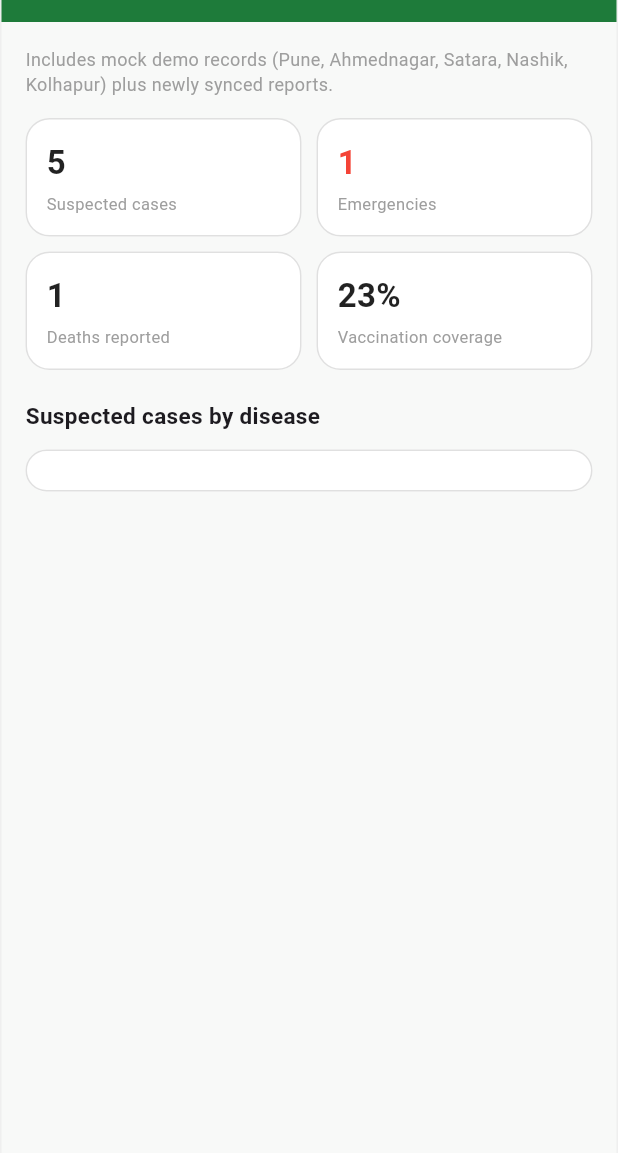
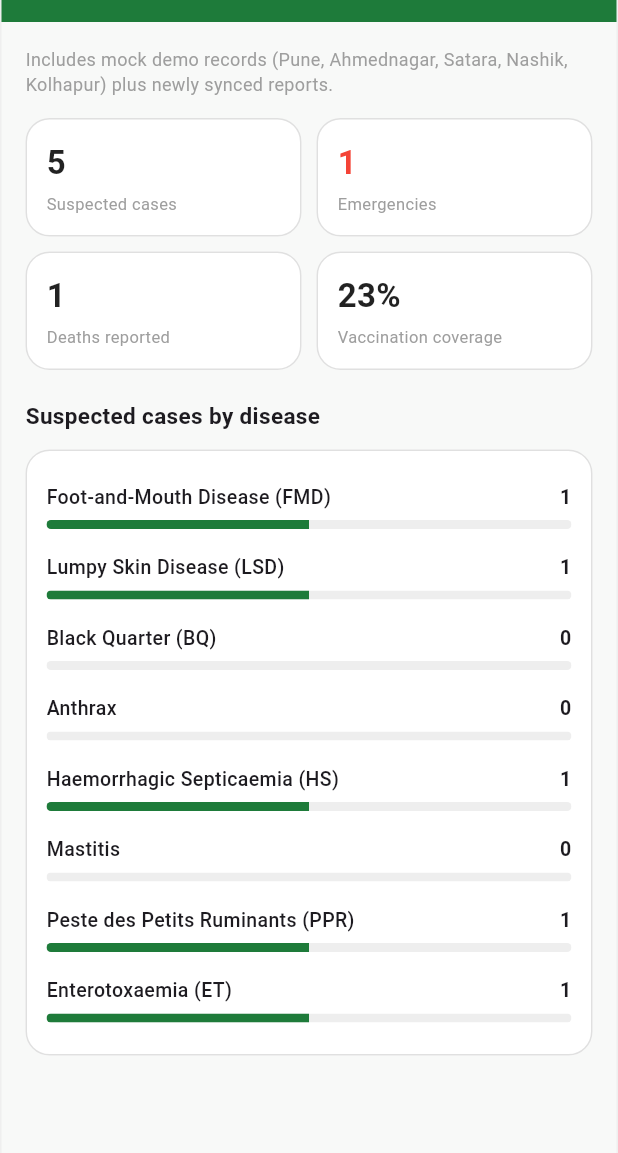
Before and after one commit to Prateekdeve/livestock_jeevsarthi_app, a Flutter app: the AdminDashboardScreen screen opened directly, on a phone screen of 412 x 824 dp, the part 62-1215 px from its top. Run offline on Flutter 3.47's test engine with Material 3 defaults, Android fonts, the phone set to English and light mode, and no system bars.

Commit message:
Updated admin dashboard code logic and farmer logic

```diff
--- a/lib/screens/admin_dashboard_screen.dart
+++ b/lib/screens/admin_dashboard_screen.dart
@@ -1,10 +1,11 @@
 import 'package:flutter/material.dart';
+
 import '../core/app_theme.dart';
 
 class AdminDashboardScreen extends StatelessWidget {
   const AdminDashboardScreen({super.key});
 
-  final List> diseaseStats = const [
+  static const List<Map<String, Object>> diseaseStats = [
     {'name': 'Foot-and-Mouth Disease (FMD)', 'count': 1},
     {'name': 'Lumpy Skin Disease (LSD)', 'count': 1},
     {'name': 'Black Quarter (BQ)', 'count': 0},
@@ -22,8 +23,14 @@ class AdminDashboardScreen extends StatelessWidget {
         title: const Column(
           crossAxisAlignment: CrossAxisAlignment.start,
           children: [
-            Text('JeevSarthi • Government admin', style: TextStyle(fontSize: 11, fontWeight: FontWeight.normal)),
-            Text('Maharashtra surveillance', style: TextStyle(fontSize: 18, fontWeight: FontWeight.bold)),
+            Text(
+              'JeevSarthi • Government admin',
+              style: TextStyle(fontSize: 11, fontWeight: FontWeight.normal),
+            ),
+            Text(
+              'Maharashtra surveillance',
+              style: TextStyle(fontSize: 18, fontWeight: FontWeight.bold),
+            ),
           ],
         ),
       ),
@@ -39,7 +46,9 @@ class AdminDashboardScreen extends StatelessWidget {
             children: [
               Expanded(child: _buildMetricTile('5', 'Suspected cases')),
               const SizedBox(width: 10),
-              Expanded(child: _buildMetricTile('1', 'Emergencies', isAlert: true)),
+              Expanded(
+                child: _buildMetricTile('1', 'Emergencies', isAlert: true),
+              ),
             ],
           ),
           const SizedBox(height: 10),
@@ -51,7 +60,10 @@ class AdminDashboardScreen extends StatelessWidget {
             ],
           ),
           const SizedBox(height: 20),
-          const Text('Suspected cases by disease', style: TextStyle(fontSize: 15, fontWeight: FontWeight.bold)),
+          const Text(
+            'Suspected cases by disease',
+            style: TextStyle(fontSize: 15, fontWeight: FontWeight.bold),
+          ),
           const SizedBox(height: 12),
           Card(
             margin: EdgeInsets.zero,
@@ -59,7 +71,7 @@ class AdminDashboardScreen extends StatelessWidget {
               padding: const EdgeInsets.all(14),
               child: Column(
                 children: diseaseStats.map((d) {
-                  final int count = d['count'];
+                  final int count = d['count'] as int;
                   return Padding(
                     padding: const EdgeInsets.symmetric(vertical: 8),
                     child: Column(
@@ -68,8 +80,20 @@ class AdminDashboardScreen extends StatelessWidget {
                         Row(
                           mainAxisAlignment: MainAxisAlignment.spaceBetween,
                           children: [
-                            Text(d['name'], style: const TextStyle(fontSize: 13, fontWeight: FontWeight.w500)),
-                            Text('$count', style: const TextStyle(fontWeight: FontWeight.bold, fontSize: 13)),
+                            Text(
+                              d['name'] as String,
+                              style: const TextStyle(
+                                fontSize: 13,
+                                fontWeight: FontWeight.w500,
+                              ),
+                            ),
+                            Text(
+                              '$count',
+                              style: const TextStyle(
+                                fontWeight: FontWeight.bold,
+                                fontSize: 13,
+                              ),
+                            ),
                           ],
                         ),
                         const SizedBox(height: 6),
@@ -79,7 +103,9 @@ class AdminDashboardScreen extends StatelessWidget {
                             value: count > 0 ? (count / 2.0) : 0.0,
                             minHeight: 6,
                             backgroundColor: Colors.grey.shade200,
-                            color: count > 0 ? AppTheme.primaryGreen : Colors.transparent,
+                            color: count > 0
+                                ? AppTheme.primaryGreen
+                                : Colors.transparent,
                           ),
                         ),
                       ],
@@ -102,9 +128,19 @@ class AdminDashboardScreen extends StatelessWidget {
         child: Column(
           crossAxisAlignment: CrossAxisAlignment.start,
           children: [
-            Text(value, style: TextStyle(fontSize: 22, fontWeight: FontWeight.bold, color: isAlert ? Colors.red : Colors.black87)),
+            Text(
+              value,
+              style: TextStyle(
+                fontSize: 22,
+                fontWeight: FontWeight.bold,
+                color: isAlert ? Colors.red : Colors.black87,
+              ),
+            ),
             const SizedBox(height: 4),
-            Text(label, style: const TextStyle(fontSize: 11, color: Colors.grey)),
+            Text(
+              label,
+              style: const TextStyle(fontSize: 11, color: Colors.grey),
+            ),
           ],
         ),
       ),
--- a/lib/screens/animals_screen.dart
+++ b/lib/screens/animals_screen.dart
@@ -42,7 +42,7 @@ class _AnimalsScreenState extends State<AnimalsScreen> {
               TextField(controller: tagCtrl, decoration: const InputDecoration(labelText: 'Tag / ID (e.g. MH-1005)', border: OutlineInputBorder())),
               const SizedBox(height: 10),
               DropdownButtonFormField<String>(
-                value: selectedSpecies,
+                initialValue: selectedSpecies,
                 decoration: const InputDecoration(labelText: 'Species', border: OutlineInputBorder()),
                 items: ['Cow', 'Buffalo', 'Goat', 'Sheep'].map((s) => DropdownMenuItem(value: s, child: Text(s))).toList(),
                 onChanged: (val) => setModalState(() => selectedSpecies = val!),
--- a/lib/screens/welcome_screen.dart
+++ b/lib/screens/welcome_screen.dart
@@ -73,7 +73,7 @@ class WelcomeScreen extends StatelessWidget {
                     const Spacer(),
                     const Center(
                       child: Text(
-                        'Prototype. Screening results are not diagnoses. Demo records are mock data.',
+                        'Copyright @c 2026',
                         textAlign: TextAlign.center,
                         style: TextStyle(fontSize: 11, color: Colors.grey),
                       ),
```
Also changed, not shown: lib/screens/vet_queue_screen.dart (+91 -18 lines).
